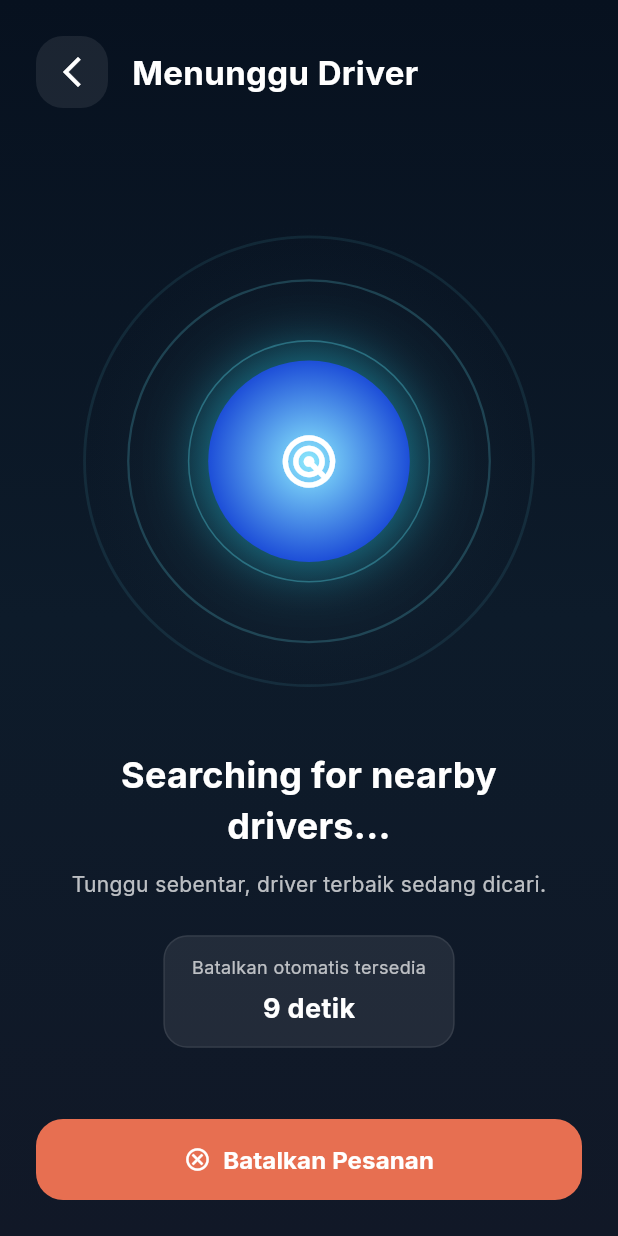
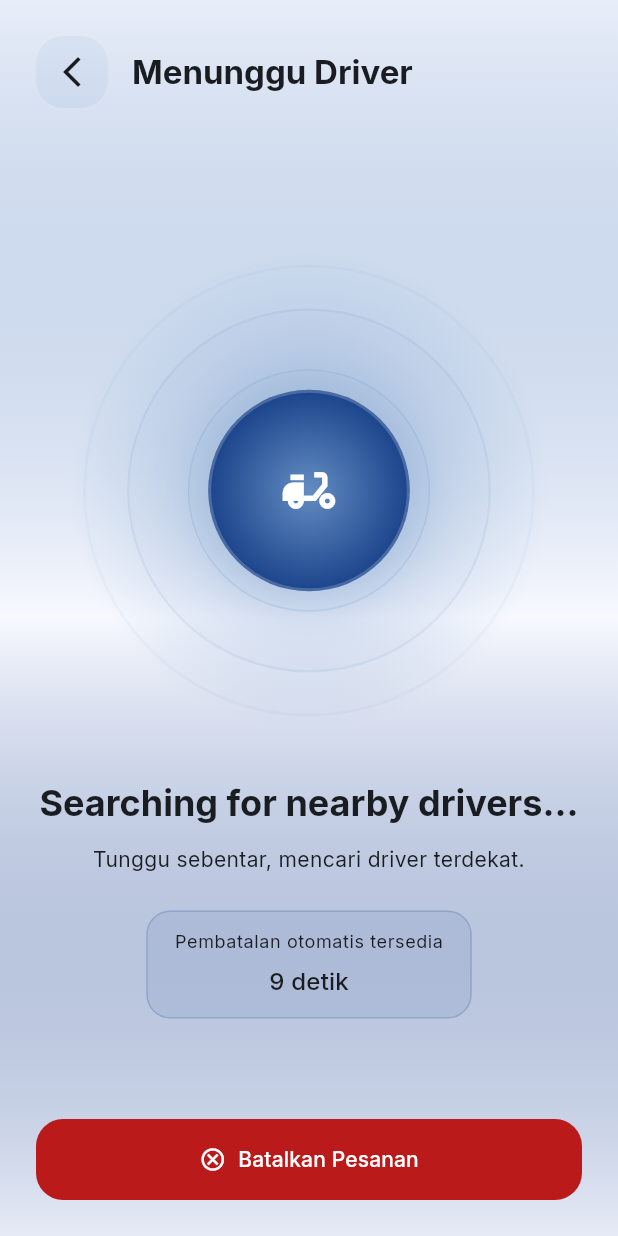
Before and after one commit to aldorifkifirmansyah/deltasend, a Flutter app: the CustomerWaitingScreen screen opened directly with empty values, on a phone screen of 412 x 824 dp. Run offline on Flutter 3.47's test engine with Material 3 defaults, Android fonts, the phone set to English and light mode, and no system bars; our stand-ins replace cloud_firestore, firebase_auth, firebase_core, flutter_map, geolocator, google_fonts and 1 more; accounts and stored records are empty.

Commit message:
feat: implement CustomerWaitingScreen with dual independent countdown timers

```diff
--- a/lib/views/customer_waiting_screen.dart
+++ b/lib/views/customer_waiting_screen.dart
@@ -76,20 +76,24 @@ class _CustomerWaitingScreenState extends State<CustomerWaitingScreen>
 
   @override
   Widget build(BuildContext context) {
+    final theme = Theme.of(context);
+    final colorScheme = theme.colorScheme;
+    final textTheme = theme.textTheme;
+
     return ChangeNotifierProvider<CustomerOrderViewModel>.value(
       value: _viewModel,
       child: Consumer<CustomerOrderViewModel>(
         builder: (context, viewModel, _) {
           return Scaffold(
             body: Container(
-              decoration: const BoxDecoration(
+              decoration: BoxDecoration(
                 gradient: LinearGradient(
                   begin: Alignment.topCenter,
                   end: Alignment.bottomCenter,
                   colors: [
-                    Color(0xFF07111F),
-                    Color(0xFF0D1B2A),
-                    Color(0xFF111827),
+                    colorScheme.primary.withValues(alpha: 0.10),
+                    colorScheme.surface,
+                    colorScheme.secondary.withValues(alpha: 0.08),
                   ],
                 ),
               ),
@@ -102,22 +106,23 @@ class _CustomerWaitingScreenState extends State<CustomerWaitingScreen>
                         children: [
                           Container(
                             decoration: BoxDecoration(
-                              color: Colors.white.withValues(alpha: 0.08),
+                              color: colorScheme.primary.withValues(
+                                alpha: 0.08,
+                              ),
                               borderRadius: BorderRadius.circular(18),
                             ),
                             child: IconButton(
                               onPressed: () => Navigator.of(context).maybePop(),
                               icon: const Icon(Icons.arrow_back_ios_new),
-                              color: Colors.white,
+                              color: colorScheme.onSurface,
                             ),
                           ),
                           const SizedBox(width: 16),
-                          const Expanded(
+                          Expanded(
                             child: Text(
                               'Menunggu Driver',
-                              style: TextStyle(
-                                color: Colors.white,
-                                fontSize: 22,
+                              style: textTheme.titleLarge?.copyWith(
+                                color: colorScheme.onSurface,
                                 fontWeight: FontWeight.w700,
                               ),
                             ),
@@ -141,26 +146,21 @@ class _CustomerWaitingScreenState extends State<CustomerWaitingScreen>
                                     size: size,
                                   ),
                                   const SizedBox(height: 32),
-                                  const Text(
+                                  Text(
                                     'Searching for nearby drivers...',
                                     textAlign: TextAlign.center,
-                                    style: TextStyle(
-                                      color: Colors.white,
-                                      fontSize: 24,
+                                    style: textTheme.headlineSmall?.copyWith(
+                                      color: colorScheme.onSurface,
                                       fontWeight: FontWeight.w700,
-                                      letterSpacing: 0.2,
                                     ),
                                   ),
                                   const SizedBox(height: 12),
                                   Text(
                                     viewModel.message ??
-                                        'Tunggu sebentar, driver terbaik sedang dicari.',
+                                        'Tunggu sebentar, mencari driver terdekat.',
                                     textAlign: TextAlign.center,
-                                    style: TextStyle(
-                                      color: Colors.white.withValues(
-                                        alpha: 0.72,
-                                      ),
-                                      fontSize: 14,
+                                    style: textTheme.bodyMedium?.copyWith(
+                                      color: colorScheme.onSurface,
                                       height: 1.4,
                                     ),
                                   ),
@@ -177,35 +177,34 @@ class _CustomerWaitingScreenState extends State<CustomerWaitingScreen>
                                               vertical: 12,
                                             ),
                                             decoration: BoxDecoration(
-                                              color: Colors.white.withValues(
-                                                alpha: 0.08,
-                                              ),
+                                              color: colorScheme.secondary
+                                                  .withValues(alpha: 0.08),
                                               borderRadius:
                                                   BorderRadius.circular(16),
                                               border: Border.all(
-                                                color: Colors.white.withValues(
-                                                  alpha: 0.08,
-                                                ),
+                                                color: colorScheme.secondary
+                                                    .withValues(alpha: 0.18),
                                               ),
                                             ),
                                             child: Column(
                                               mainAxisSize: MainAxisSize.min,
                                               children: [
-                                                const Text(
-                                                  'Batalkan otomatis tersedia',
-                                                  style: TextStyle(
-                                                    color: Colors.white70,
-                                                    fontSize: 12,
-                                                  ),
+                                                Text(
+                                                  'Pembatalan otomatis tersedia',
+                                                  style: textTheme.bodySmall
+                                                      ?.copyWith(
+                                                        color: colorScheme
+                                                            .onSurface,
+                                                      ),
                                                 ),
                                                 const SizedBox(height: 6),
                                                 Text(
-                                                  '${viewModel.cancelCountdown} detik',
-                                                  style: const TextStyle(
-                                                    color: Colors.white,
-                                                    fontSize: 18,
-                                                    fontWeight: FontWeight.w700,
-                                                  ),
+                                                  '${viewModel.buttonCountdown} detik',
+                                                  style: textTheme.titleMedium
+                                                      ?.copyWith(
+                                                        color: colorScheme
+                                                            .onSurface,
+                                                      ),
                                                 ),
                                               ],
                                             ),
@@ -234,22 +233,20 @@ class _CustomerWaitingScreenState extends State<CustomerWaitingScreen>
                                   ? _cancelOrder
                                   : null,
                               style: ElevatedButton.styleFrom(
-                                backgroundColor: const Color(0xFFE76F51),
-                                foregroundColor: Colors.white,
-                                disabledBackgroundColor: const Color(
-                                  0xFFE76F51,
-                                ).withValues(alpha: 0.35),
+                                backgroundColor: colorScheme.error,
+                                foregroundColor: colorScheme.onError,
+                                disabledBackgroundColor: colorScheme.error
+                                    .withValues(alpha: 0.35),
                                 shape: RoundedRectangleBorder(
                                   borderRadius: BorderRadius.circular(18),
                                 ),
                                 elevation: 0,
                               ),
                               icon: const Icon(Icons.cancel_outlined),
-                              label: const Text(
+                              label: Text(
                                 'Batalkan Pesanan',
-                                style: TextStyle(
-                                  fontSize: 16,
-                                  fontWeight: FontWeight.w700,
+                                style: textTheme.labelLarge?.copyWith(
+                                  color: colorScheme.onError,
                                 ),
                               ),
                             ),
@@ -276,6 +273,8 @@ class _RadarSearchAnimation extends StatelessWidget {
 
   @override
   Widget build(BuildContext context) {
+    final colorScheme = Theme.of(context).colorScheme;
+
     return AnimatedBuilder(
       animation: controller,
       builder: (context, child) {
@@ -292,8 +291,8 @@ class _RadarSearchAnimation extends StatelessWidget {
                   shape: BoxShape.circle,
                   gradient: RadialGradient(
                     colors: [
-                      const Color(0xFF6EE7F9).withValues(alpha: 0.16),
-                      const Color(0xFF0F172A).withValues(alpha: 0.0),
+                      colorScheme.primary.withValues(alpha: 0.40),
+                      colorScheme.primary.withValues(alpha: 0.0),
                     ],
                   ),
                 ),
@@ -305,18 +304,29 @@ class _RadarSearchAnimation extends StatelessWidget {
                 height: size * 0.42,
                 decoration: BoxDecoration(
                   shape: BoxShape.circle,
-                  gradient: const RadialGradient(
-                    colors: [Color(0xFF8BE9FD), Color(0xFF1D4ED8)],
+                  gradient: RadialGradient(
+                    colors: [
+                      colorScheme.primary.withValues(alpha: 0.95),
+                      colorScheme.secondary.withValues(alpha: 0.95),
+                    ],
+                  ),
+                  border: Border.all(
+                    color: colorScheme.onPrimary.withValues(alpha: 0.2),
+                    width: 2,
                   ),
                   boxShadow: [
                     BoxShadow(
-                      color: const Color(0xFF22D3EE).withValues(alpha: 0.45),
+                      color: colorScheme.primary.withValues(alpha: 0.25),
                       blurRadius: 30,
                       spreadRadius: 6,
                     ),
                   ],
                 ),
-                child: const Icon(Icons.radar, color: Colors.white, size: 42),
+                child: Icon(
+                  Icons.delivery_dining,
+                  color: colorScheme.onPrimary,
+                  size: 42,
+                ),
               ),
             ],
           ),
@@ -333,9 +343,10 @@ class _RadarRipple extends StatelessWidget {
 
   @override
   Widget build(BuildContext context) {
+    final colorScheme = Theme.of(context).colorScheme;
     final eased = Curves.easeOut.transform(progress.clamp(0.0, 1.0));
     final scale = 0.45 + (eased * 0.55);
-    final opacity = (1.0 - progress).clamp(0.0, 1.0) * 0.35;
+    final opacity = (1.0 - progress).clamp(0.0, 1.0) * 0.5;
 
     return Opacity(
       opacity: opacity,
@@ -344,8 +355,9 @@ class _RadarRipple extends StatelessWidget {
         child: Container(
           decoration: BoxDecoration(
             shape: BoxShape.circle,
+            color: colorScheme.primary.withValues(alpha: 0.05),
             border: Border.all(
-              color: const Color(0xFF67E8F9).withValues(alpha: 0.95),
+              color: colorScheme.primary.withValues(alpha: 0.35),
               width: 2,
             ),
           ),
```
Also changed, not shown: lib/viewmodels/customer_order_viewmodel.dart (+33 -13 lines), lib/views/customer_create_order_screen.dart (+5 -21 lines).
